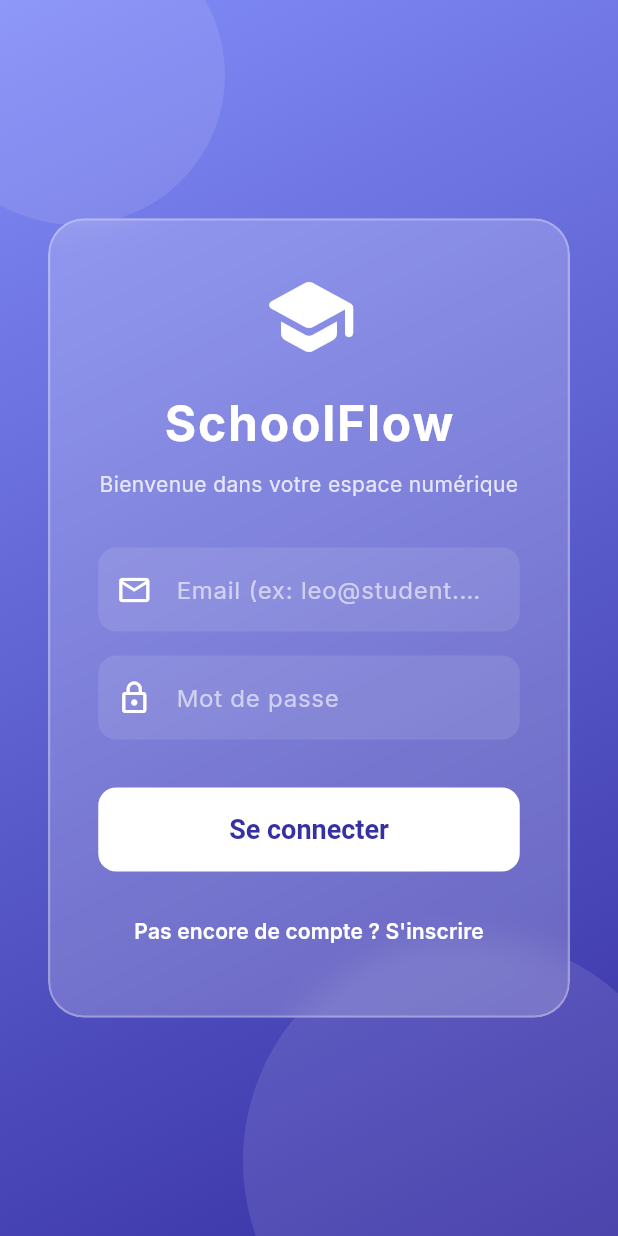
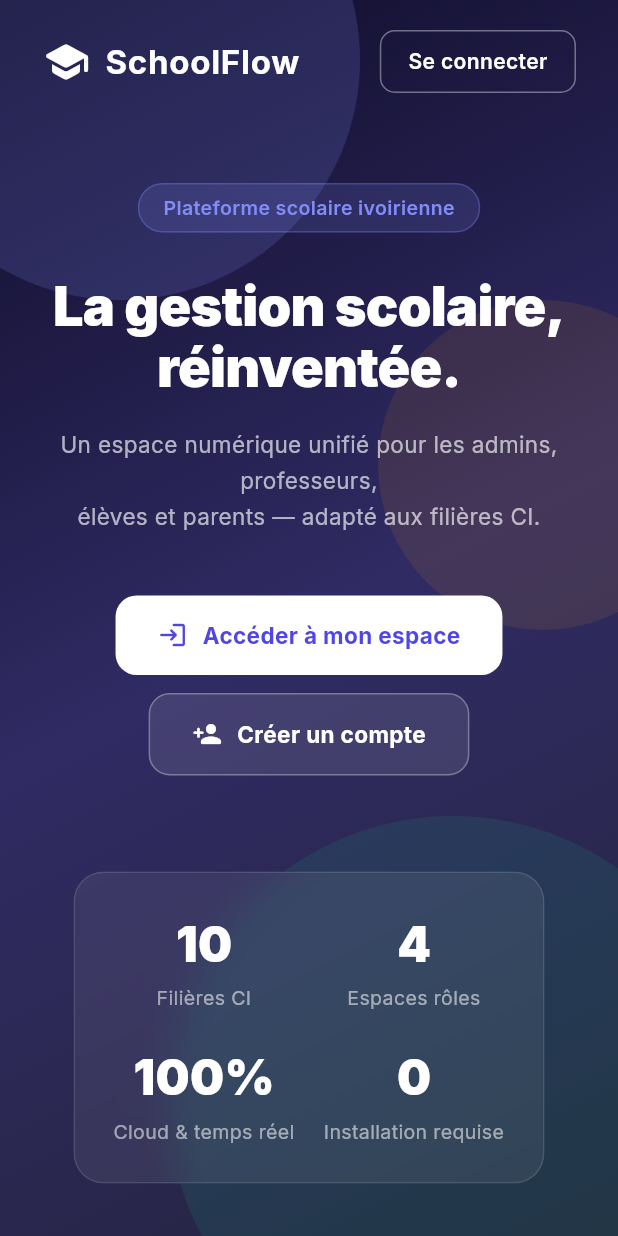
Before and after one commit to trixma-ux/schoolflow, a Flutter app: the screen it shows after launch, on a phone screen of 412 x 824 dp. Run offline on Flutter 3.47's test engine with Material 3 defaults, Android fonts, the phone set to English and light mode, and no system bars; our stand-ins replace cloud_firestore, equatable, firebase_auth, firebase_core, flutter_riverpod, go_router and 2 more; accounts and stored records are empty.

Commit message:
Add a public landing page to showcase the application
Create a new HomeScreen widget and update the router configuration to set '/' as the initial route, redirecting unauthenticated users to the home page instead of the login page.

Replit-Commit-Author: Agent
Replit-Commit-Session-Id: d7348314-8746-43df-a89f-ce1f45ba519d
Replit-Commit-Checkpoint-Type: full_checkpoint
Replit-Commit-Event-Id: 6860a67e-cd9e-4903-8b1a-a520d61aae57
Replit-Commit-Screenshot-Url: https://storage.googleapis.com/screenshot-production-us-central1/9d43f454-7ba5-4463-a1cc-b7f8e9792115/d7348314-8746-43df-a89f-ce1f45ba519d/HGdJ7UQ
Replit-Helium-Checkpoint-Created: true

```diff
--- a/lib/core/router/app_router.dart
+++ b/lib/core/router/app_router.dart
@@ -5,6 +5,7 @@ import 'package:flutter_riverpod/flutter_riverpod.dart';
 import '../../data/models/user_model.dart';
 import '../../presentation/providers/auth_provider.dart';
 
+import '../../presentation/screens/home/home_screen.dart';
 import '../../presentation/screens/auth/login_screen.dart';
 import '../../presentation/screens/student/student_dashboard.dart';
 import '../../presentation/screens/teacher/teacher_dashboard.dart';
@@ -25,11 +26,15 @@ class _RouterNotifier extends ChangeNotifier {
 
     final user = authState.valueOrNull;
     final isAuthenticated = user != null;
-    final isGoingToLogin = state.matchedLocation == '/login';
+    final loc = state.matchedLocation;
 
-    if (!isAuthenticated && !isGoingToLogin) return '/login';
+    final isPublicPage = loc == '/' || loc == '/login';
 
-    if (isAuthenticated && isGoingToLogin) {
+    // Not authenticated → only allow public pages
+    if (!isAuthenticated && !isPublicPage) return '/';
+
+    // Authenticated → redirect away from public pages to dashboard
+    if (isAuthenticated && isPublicPage) {
       switch (user.role) {
         case UserRole.admin:
           return '/admin';
@@ -49,10 +54,14 @@ class _RouterNotifier extends ChangeNotifier {
 final routerProvider = Provider<GoRouter>((ref) {
   final notifier = _RouterNotifier(ref);
   return GoRouter(
-    initialLocation: '/login',
+    initialLocation: '/',
     refreshListenable: notifier,
     redirect: notifier.redirect,
     routes: [
+      GoRoute(
+        path: '/',
+        builder: (context, state) => const HomeScreen(),
+      ),
       GoRoute(
         path: '/login',
         builder: (context, state) => const LoginScreen(),
--- /dev/null
+++ b/lib/presentation/screens/home/home_screen.dart
@@ -0,0 +1,503 @@
+import 'dart:ui';
+import 'package:flutter/material.dart';
+import 'package:go_router/go_router.dart';
+import '../../../core/theme/app_colors.dart';
+
+class HomeScreen extends StatelessWidget {
+  const HomeScreen({super.key});
+
+  @override
+  Widget build(BuildContext context) {
+    final width = MediaQuery.of(context).size.width;
+    final isWide = width > 700;
+
+    return Scaffold(
+      body: Stack(
+        children: [
+          // Background gradient
+          Container(
+            decoration: const BoxDecoration(
+              gradient: LinearGradient(
+                colors: [Color(0xFF0F0C29), Color(0xFF302B63), Color(0xFF24243E)],
+                begin: Alignment.topLeft,
+                end: Alignment.bottomRight,
+              ),
+            ),
+          ),
+
+          // Decorative blobs
+          Positioned(top: -120, left: -80,
+            child: _blob(320, AppColors.primaryLight.withValues(alpha: 0.18))),
+          Positioned(bottom: -100, right: -80,
+            child: _blob(380, AppColors.secondary.withValues(alpha: 0.12))),
+          Positioned(top: 200, right: -60,
+            child: _blob(220, AppColors.accent.withValues(alpha: 0.10))),
+
+          // Content
+          SafeArea(
+            child: SingleChildScrollView(
+              child: Column(
+                children: [
+                  // ── NavBar ────────────────────────────────────────────
+                  Padding(
+                    padding: const EdgeInsets.symmetric(horizontal: 28, vertical: 20),
+                    child: Row(
+                      children: [
+                        const Icon(Icons.school_rounded, color: Colors.white, size: 32),
+                        const SizedBox(width: 10),
+                        const Text('SchoolFlow',
+                          style: TextStyle(color: Colors.white, fontSize: 22,
+                              fontWeight: FontWeight.bold, letterSpacing: 0.5)),
+                        const Spacer(),
+                        _NavBtn(label: 'Se connecter',
+                          outlined: true,
+                          onTap: () => context.go('/login')),
+                      ],
+                    ),
+                  ),
+
+                  const SizedBox(height: 40),
+
+                  // ── Hero ──────────────────────────────────────────────
+                  Padding(
+                    padding: EdgeInsets.symmetric(horizontal: isWide ? 60 : 28),
+                    child: Column(
+                      children: [
+                        Container(
+                          padding: const EdgeInsets.symmetric(horizontal: 16, vertical: 6),
+                          decoration: BoxDecoration(
+                            color: AppColors.primaryLight.withValues(alpha: 0.15),
+                            borderRadius: BorderRadius.circular(20),
+                            border: Border.all(color: AppColors.primaryLight.withValues(alpha: 0.3)),
+                          ),
+                          child: const Text('Plateforme scolaire ivoirienne',
+                            style: TextStyle(color: AppColors.primaryLight, fontSize: 13,
+                                fontWeight: FontWeight.w600)),
+                        ),
+                        const SizedBox(height: 28),
+                        Text(
+                          'La gestion scolaire,\nréinventée.',
+                          textAlign: TextAlign.center,
+                          style: TextStyle(
+                            color: Colors.white,
+                            fontSize: isWide ? 52 : 36,
+                            fontWeight: FontWeight.w900,
+                            height: 1.15,
+                            letterSpacing: -0.5,
+                          ),
+                        ),
+                        const SizedBox(height: 20),
+                        Text(
+                          'Un espace numérique unifié pour les admins, professeurs,\nélèves et parents — adapté aux filières CI.',
+                          textAlign: TextAlign.center,
+                          style: TextStyle(
+                            color: Colors.white.withValues(alpha: 0.65),
+                            fontSize: isWide ? 18 : 15,
+                            height: 1.6,
+                          ),
+                        ),
+                        const SizedBox(height: 40),
+
+                        // CTA buttons
+                        Wrap(
+                          spacing: 16,
+                          runSpacing: 12,
+                          alignment: WrapAlignment.center,
+                          children: [
+                            _HeroBtn(
+                              label: 'Accéder à mon espace',
+                              icon: Icons.login_rounded,
+                              primary: true,
+                              onTap: () => context.go('/login'),
+                            ),
+                            _HeroBtn(
+                              label: 'Créer un compte',
+                              icon: Icons.person_add_rounded,
+                              primary: false,
+                              onTap: () => context.go('/login?mode=register'),
+                            ),
+                          ],
+                        ),
+                      ],
+                    ),
+                  ),
+
+                  const SizedBox(height: 64),
+
+                  // ── Stats bar ─────────────────────────────────────────
+                  Padding(
+                    padding: EdgeInsets.symmetric(horizontal: isWide ? 60 : 20),
+                    child: ClipRRect(
+                      borderRadius: BorderRadius.circular(20),
+                      child: BackdropFilter(
+                        filter: ImageFilter.blur(sigmaX: 12, sigmaY: 12),
+                        child: Container(
+                          padding: const EdgeInsets.symmetric(vertical: 24, horizontal: 16),
+                          decoration: BoxDecoration(
+                            color: Colors.white.withValues(alpha: 0.07),
+                            borderRadius: BorderRadius.circular(20),
+                            border: Border.all(color: Colors.white.withValues(alpha: 0.12)),
+                          ),
+                          child: isWide
+                              ? Row(
+                                  mainAxisAlignment: MainAxisAlignment.spaceEvenly,
+                                  children: _stats(),
+                                )
+                              : Wrap(
+                                  alignment: WrapAlignment.spaceEvenly,
+                                  runSpacing: 20,
+                                  children: _stats()
+                                      .map((w) => SizedBox(width: 140, child: w))
+                                      .toList(),
+                                ),
+                        ),
+                      ),
+                    ),
+                  ),
+
+                  const SizedBox(height: 60),
+
+                  // ── Features ──────────────────────────────────────────
+                  Padding(
+                    padding: EdgeInsets.symmetric(horizontal: isWide ? 60 : 20),
+                    child: Column(
+                      children: [
+                        const Text('Tout ce dont vous avez besoin',
+                          style: TextStyle(color: Colors.white, fontSize: 26,
+                              fontWeight: FontWeight.bold),
+                          textAlign: TextAlign.center),
+                        const SizedBox(height: 8),
+                        Text('Une plateforme, quatre espaces, zéro friction.',
+                          style: TextStyle(color: Colors.white.withValues(alpha: 0.55), fontSize: 15),
+                          textAlign: TextAlign.center),
+                        const SizedBox(height: 36),
+                        isWide
+                            ? Row(
+                                crossAxisAlignment: CrossAxisAlignment.start,
+                                children: _featureCards(),
+                              )
+                            : Column(children: _featureCards()),
+                      ],
+                    ),
+                  ),
+
+                  const SizedBox(height: 60),
+
+                  // ── Roles section ─────────────────────────────────────
+                  Padding(
+                    padding: EdgeInsets.symmetric(horizontal: isWide ? 60 : 20),
+                    child: Column(
+                      children: [
+                        const Text('Un espace pour chaque rôle',
+                          style: TextStyle(color: Colors.white, fontSize: 26,
+                              fontWeight: FontWeight.bold),
+                          textAlign: TextAlign.center),
+                        const SizedBox(height: 32),
+                        isWide
+                            ? Row(children: _roleCards())
+                            : Column(
+                                children: _roleCards()
+                                    .map((w) => Padding(
+                                        padding: const EdgeInsets.only(bottom: 12),
+                                        child: w))
+                                    .toList()),
+                      ],
+                    ),
+                  ),
+
+                  const SizedBox(height: 64),
+
+                  // ── CTA banner ────────────────────────────────────────
+                  Padding(
+                    padding: EdgeInsets.symmetric(horizontal: isWide ? 60 : 20),
+                    child: ClipRRect(
+                      borderRadius: BorderRadius.circular(24),
+                      child: BackdropFilter(
+                        filter: ImageFilter.blur(sigmaX: 16, sigmaY: 16),
+                        child: Container(
+                          padding: const EdgeInsets.all(40),
+                          decoration: BoxDecoration(
+                            gradient: LinearGradient(
+                              colors: [
+                                AppColors.primary.withValues(alpha: 0.5),
+                                AppColors.primaryLight.withValues(alpha: 0.3),
+                              ],
+                            ),
+                            borderRadius: BorderRadius.circular(24),
+                            border: Border.all(color: Colors.white.withValues(alpha: 0.15)),
+                          ),
+                          child: Column(
+                            children: [
+                              const Text('Prêt à commencer ?',
+                                style: TextStyle(color: Colors.white, fontSize: 28,
+                                    fontWeight: FontWeight.bold),
+                                textAlign: TextAlign.center),
+                              const SizedBox(height: 12),
+                              Text(
+                                'Connectez-vous à votre espace ou créez un compte\npour rejoindre votre établissement.',
+                                style: TextStyle(color: Colors.white.withValues(alpha: 0.75), fontSize: 15, height: 1.6),
+                                textAlign: TextAlign.center,
+                              ),
+                              const SizedBox(height: 28),
+                              _HeroBtn(
+                                label: 'Accéder à SchoolFlow',
+                                icon: Icons.arrow_forward_rounded,
+                                primary: true,
+                                onTap: () => context.go('/login'),
+                              ),
+                            ],
+                          ),
+                        ),
+                      ),
+                    ),
+                  ),
+
+                  const SizedBox(height: 48),
+
+                  // ── Footer ────────────────────────────────────────────
+                  Padding(
+                    padding: const EdgeInsets.symmetric(horizontal: 28, vertical: 24),
+                    child: Column(
+                      children: [
+                        const Divider(color: Colors.white12),
+                        const SizedBox(height: 20),
+                        Row(
+                          mainAxisAlignment: MainAxisAlignment.center,
+                          children: [
+                            const Icon(Icons.school_rounded, color: Colors.white38, size: 18),
+                            const SizedBox(width: 8),
+                            Text('SchoolFlow • Côte d\'Ivoire',
+                              style: TextStyle(color: Colors.white.withValues(alpha: 0.4), fontSize: 13)),
+                          ],
+                        ),
+                        const SizedBox(height: 8),
+                        Text('Plateforme de gestion scolaire numérique',
+                          style: TextStyle(color: Colors.white.withValues(alpha: 0.25), fontSize: 12)),
+                      ],
+                    ),
+                  ),
+                ],
+              ),
+            ),
+          ),
+        ],
+      ),
+    );
+  }
+
+  Widget _blob(double size, Color color) => Container(
+    width: size, height: size,
+    decoration: BoxDecoration(shape: BoxShape.circle, color: color),
+  );
+
+  List<Widget> _stats() => [
+    _Stat(value: '10', label: 'Filières CI'),
+    _Stat(value: '4', label: 'Espaces rôles'),
+    _Stat(value: '100%', label: 'Cloud & temps réel'),
+    _Stat(value: '0', label: 'Installation requise'),
+  ];
+
+  List<Widget> _featureCards() => [
+    _FeatureCard(icon: Icons.grade_rounded, color: AppColors.primary,
+        title: 'Notes & bulletins',
+        desc: 'Saisie des notes par matière, calcul de moyennes et suivi par coefficient.'),
+    const SizedBox(width: 16, height: 16),
+    _FeatureCard(icon: Icons.calendar_month_rounded, color: AppColors.secondary,
+        title: 'Emploi du temps',
+        desc: 'Consultation des cours, salles et horaires en temps réel.'),
+    const SizedBox(width: 16, height: 16),
+    _FeatureCard(icon: Icons.report_rounded, color: AppColors.warning,
+        title: 'Plaintes & réclamations',
+        desc: 'Soumission et suivi des plaintes avec réponse de l\'administration.'),
+    const SizedBox(width: 16, height: 16),
+    _FeatureCard(icon: Icons.notifications_rounded, color: AppColors.info,
+        title: 'Notifications',
+        desc: 'Alertes instantanées pour les notes, absences et messages.'),
+  ];
+
+  List<Widget> _roleCards() => [
+    _RoleCard(icon: Icons.shield_rounded, color: AppColors.error,
+        role: 'Admin', desc: 'Gère les utilisateurs, classes, matières et plaintes.'),
+    const SizedBox(width: 12, height: 12),
+    _RoleCard(icon: Icons.badge_rounded, color: AppColors.secondary,
+        role: 'Professeur', desc: 'Saisit les notes, publie devoirs et envoie des messages.'),
+    const SizedBox(width: 12, height: 12),
+    _RoleCard(icon: Icons.person_rounded, color: AppColors.info,
+        role: 'Élève', desc: 'Consulte notes, planning, camarades et soumet des plaintes.'),
+    const SizedBox(width: 12, height: 12),
+    _RoleCard(icon: Icons.family_restroom_rounded, color: AppColors.accent,
+        role: 'Parent', desc: 'Suit la progression de son enfant et reçoit les alertes.'),
+  ];
+}
+
+// ── Small widgets ─────────────────────────────────────────────────────────────
+
+class _NavBtn extends StatelessWidget {
+  final String label;
+  final bool outlined;
+  final VoidCallback onTap;
+  const _NavBtn({required this.label, required this.outlined, required this.onTap});
+
+  @override
+  Widget build(BuildContext context) {
+    return GestureDetector(
+      onTap: onTap,
+      child: Container(
+        padding: const EdgeInsets.symmetric(horizontal: 18, vertical: 10),
+        decoration: BoxDecoration(
+          color: outlined ? Colors.transparent : AppColors.primary,
+          border: outlined ? Border.all(color: Colors.white38) : null,
+          borderRadius: BorderRadius.circular(10),
+        ),
+        child: Text(label,
+            style: const TextStyle(color: Colors.white, fontWeight: FontWeight.w600, fontSize: 14)),
+      ),
+    );
+  }
+}
+
+class _HeroBtn extends StatelessWidget {
+  final String label;
+  final IconData icon;
+  final bool primary;
+  final VoidCallback onTap;
+  const _HeroBtn({required this.label, required this.icon, required this.primary, required this.onTap});
+
+  @override
+  Widget build(BuildContext context) {
+    return GestureDetector(
+      onTap: onTap,
+      child: Container(
+        padding: const EdgeInsets.symmetric(horizontal: 28, vertical: 16),
+        decoration: BoxDecoration(
+          color: primary ? Colors.white : Colors.white.withValues(alpha: 0.1),
+          border: primary ? null : Border.all(color: Colors.white30),
+          borderRadius: BorderRadius.circular(14),
+        ),
+        child: Row(
+          mainAxisSize: MainAxisSize.min,
+          children: [
+            Icon(icon, size: 20, color: primary ? AppColors.primary : Colors.white),
+            const SizedBox(width: 10),
+            Text(label,
+              style: TextStyle(
+                fontSize: 15,
+                fontWeight: FontWeight.bold,
+                color: primary ? AppColors.primary : Colors.white,
+              )),
+          ],
+        ),
+      ),
+    );
+  }
+}
+
+class _Stat extends StatelessWidget {
+  final String value;
+  final String label;
+  const _Stat({required this.value, required this.label});
+
+  @override
+  Widget build(BuildContext context) {
+    return Column(
+      children: [
+        Text(value,
+          style: const TextStyle(color: Colors.white, fontSize: 32, fontWeight: FontWeight.w900)),
+        const SizedBox(height: 4),
+        Text(label,
+          style: TextStyle(color: Colors.white.withValues(alpha: 0.55), fontSize: 13),
+          textAlign: TextAlign.center),
+      ],
+    );
+  }
+}
+
+class _FeatureCard extends StatelessWidget {
+  final IconData icon;
+  final Color color;
+  final String title;
+  final String desc;
+  const _FeatureCard({required this.icon, required this.color, required this.title, required this.desc});
+
+  @override
+  Widget build(BuildContext context) {
+    return Expanded(
+      child: ClipRRect(
+        borderRadius: BorderRadius.circular(18),
+        child: BackdropFilter(
+          filter: ImageFilter.blur(sigmaX: 8, sigmaY: 8),
+          child: Container(
+            padding: const EdgeInsets.all(24),
+            decoration: BoxDecoration(
+              color: Colors.white.withValues(alpha: 0.06),
+              borderRadius: BorderRadius.circular(18),
+              border: Border.all(color: Colors.white.withValues(alpha: 0.1)),
+            ),
+            child: Column(
+              crossAxisAlignment: CrossAxisAlignment.start,
+              children: [
+                Container(
+                  padding: const EdgeInsets.all(10),
+                  decoration: BoxDecoration(
+                    color: color.withValues(alpha: 0.15),
+                    borderRadius: BorderRadius.circular(12),
+                  ),
+                  child: Icon(icon, color: color, size: 26),
+                ),
+                const SizedBox(height: 16),
+                Text(title,
+                  style: const TextStyle(color: Colors.white, fontSize: 16, fontWeight: FontWeight.bold)),
+                const SizedBox(height: 8),
+                Text(desc,
+                  style: TextStyle(color: Colors.white.withValues(alpha: 0.55), fontSize: 13, height: 1.5)),
+              ],
+            ),
+          ),
+        ),
+      ),
+    );
+  }
+}
+
+class _RoleCard extends StatelessWidget {
+  final IconData icon;
+  final Color color;
+  final String role;
+  final String desc;
+  const _RoleCard({required this.icon, required this.color, required this.role, required this.desc});
+
+  @override
+  Widget build(BuildContext context) {
+    return Expanded(
+      child: Container(
+        padding: const EdgeInsets.all(20),
+        decoration: BoxDecoration(
+          color: color.withValues(alpha: 0.08),
+          borderRadius: BorderRadius.circular(18),
+          border: Border.all(color: color.withValues(alpha: 0.25)),
+        ),
+        child: Column(
+          crossAxisAlignment: CrossAxisAlignment.start,
+          children: [
+            Row(children: [
+              Container(
+                padding: const EdgeInsets.all(8),
+                decoration: BoxDecoration(
+                  color: color.withValues(alpha: 0.15),
+                  borderRadius: BorderRadius.circular(10),
+                ),
+                child: Icon(icon, color: color, size: 20),
+              ),
+              const SizedBox(width: 12),
+              Text(role,
+                style: const TextStyle(color: Colors.white, fontSize: 16, fontWeight: FontWeight.bold)),
+            ]),
+            const SizedBox(height: 12),
+            Text(desc,
+              style: TextStyle(color: Colors.white.withValues(alpha: 0.55), fontSize: 13, height: 1.5)),
+          ],
+        ),
+      ),
+    );
+  }
+}
```
